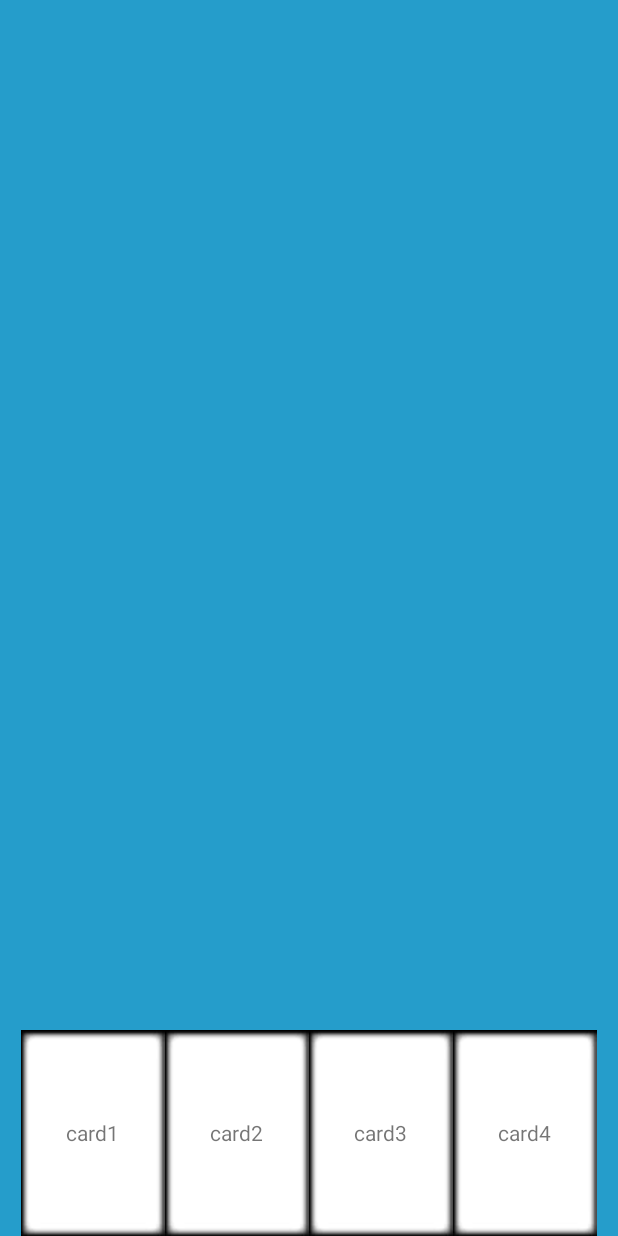
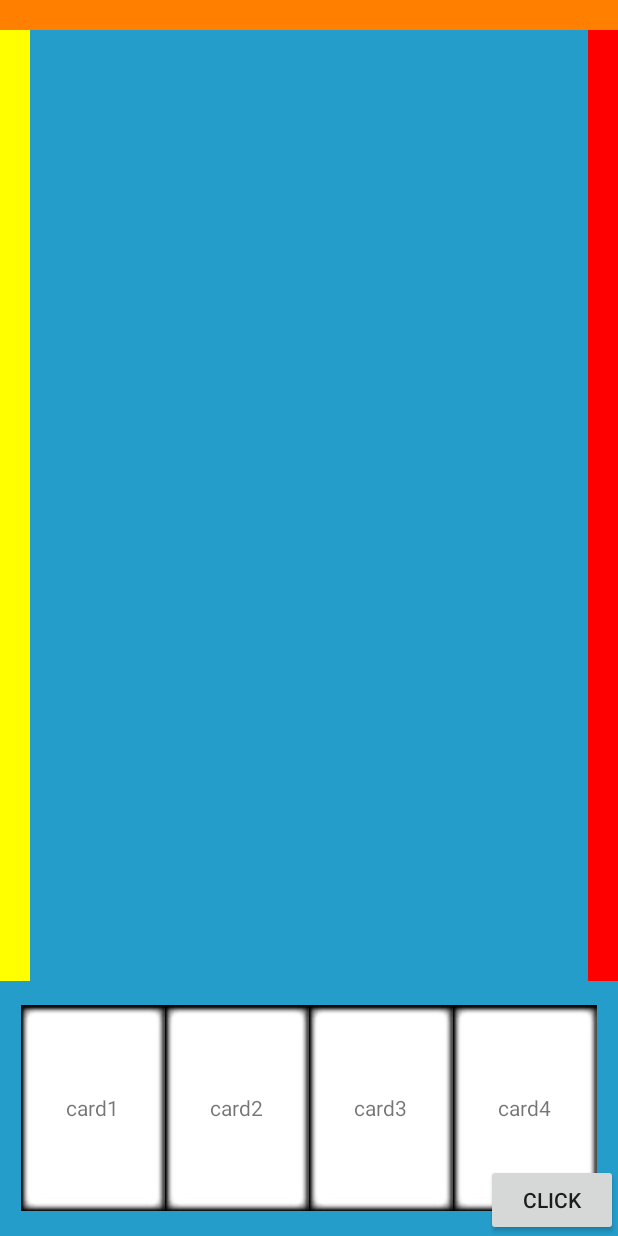
Before and after one commit to lidorkahalani/FinalProject, an Android app: the GameScreen screen opened directly, with no data from a screen before it, on a phone screen of 412 x 824 dp. Run offline under Robolectric (Android 15) with nearby library versions, the light colour scheme and no system bars; 1 statement that could not run was skipped.

Commit message:
painCurrentPlayer bottomLayout left_layout top_layout right_layout

```diff
--- a/app/src/main/java/com/example/yosef/finalproject/GameScreen.java
+++ b/app/src/main/java/com/example/yosef/finalproject/GameScreen.java
@@ -1,10 +1,13 @@
 package com.example.yosef.finalproject;
 
 import android.content.Intent;
+import android.graphics.Color;
 import android.os.AsyncTask;
 import android.os.Bundle;
 import android.support.v7.app.AppCompatActivity;
 import android.text.Html;
+import android.view.View;
+import android.widget.RelativeLayout;
 import android.widget.TextView;
 import android.widget.Toast;
 
@@ -26,6 +29,15 @@
     private TextView card4;
     private Random randomGenerator;
 
+    private RelativeLayout bottomLayout;
+    private RelativeLayout left_layout;
+    private RelativeLayout top_layout;
+    private RelativeLayout right_layout;
+
+
+
+
+
     @Override
     protected void onCreate(Bundle savedInstanceState) {
         super.onCreate(savedInstanceState);
@@ -39,10 +51,16 @@
         card2 = (TextView) findViewById(R.id.card2);
         card3 = (TextView) findViewById(R.id.card3);
         card4 = (TextView) findViewById(R.id.card4);
+        bottomLayout = (RelativeLayout) findViewById(R.id.myPlayerBackground);
+        left_layout = (RelativeLayout) findViewById(R.id.myPlayerBackground);
+        top_layout = (RelativeLayout) findViewById(R.id.myPlayerBackground);
+        right_layout = (RelativeLayout) findViewById(R.id.myPlayerBackground);
+
+
+
 
 
     }
-
     public void giveCardEachPlayer() {
         //give each player 4 card from deck and remove it from the server not in client!
         for (int i = 0; i < 1; i++) {
@@ -138,6 +156,9 @@
 
         }
 
+
+
+
         protected void onPostExecute(Boolean result) {
             if (result) {
                 Toast.makeText(GameScreen.this, "the deck sucssfuly generate!!", Toast.LENGTH_SHORT).show();
@@ -146,5 +167,22 @@
             } else
                 Toast.makeText(GameScreen.this, "the deck not load !", Toast.LENGTH_SHORT).show();
         }
+
+
+        public class fucosCard{
+
+
+
+
+        }
+
+        public void painCurrentPlayer(View v){
+            v.setBackgroundColor(Color.GREEN);
+        }
+
+        public void onMyTurnEnd(){
+            bottomLayout.setBackgroundColor(Color.TRANSPARENT);
+        }
+
     }
 }
--- a/app/src/main/res/layout/activity_game_screen.xml
+++ b/app/src/main/res/layout/activity_game_screen.xml
@@ -6,56 +6,118 @@
     android:background="#259dcb"
     tools:context="com.example.yosef.finalproject.GameScreen">
 
-    <HorizontalScrollView
+    <FrameLayout
+        android:id="@+id/bottom_layout"
         android:layout_width="wrap_content"
         android:layout_height="wrap_content"
+        android:layout_alignParentBottom="true">
+
+        <RelativeLayout
+            android:id="@+id/myPlayerBackground"
+            android:layout_width="wrap_content"
+            android:layout_height="170dp"
+            android:layout_gravity="bottom"
+            android:background="@android:color/transparent">
+
+            <Button
+                android:id="@+id/Button"
+                android:layout_width="wrap_content"
+                android:layout_height="wrap_content"
+                android:layout_alignParentBottom="true"
+                android:layout_alignParentRight="true"
+                android:text="click"/>
+
+            <HorizontalScrollView
                 android:id="@+id/horizontalScrollView"
-        android:layout_alignParentBottom="true"
-        android:layout_centerHorizontal="true" >
+                android:layout_width="wrap_content"
+                android:layout_height="wrap_content"
+                android:layout_centerHorizontal="true"
+                android:layout_centerInParent="true"
+                android:layout_centerVertical="true">
+
 
                 <LinearLayout
-            android:orientation="horizontal"
+
                     android:layout_width="match_parent"
-            android:layout_height="match_parent"
-            android:layout_alignBottom="@+id/horizontalScrollView"
-            android:layout_centerHorizontal="true">
+                    android:layout_height="wrap_content"
+                    android:layout_centerVertical="true"
+                    android:layout_gravity="center_vertical"
+                    android:gravity="center"
+                    android:orientation="horizontal">
+
                     <TextView
+                        android:id="@+id/card1"
                         android:layout_width="wrap_content"
                         android:layout_height="wrap_content"
-                    android:id="@+id/card1"
+                        android:background="@drawable/card_bac"
+                        android:gravity="center"
                         android:text="card1"
-                    android:background="@drawable/card_bac"
-                    android:textDirection="rtl"
-                    android:gravity="center"
-                    />
+                        android:textDirection="rtl" />
+
                     <TextView
+                        android:id="@+id/card2"
                         android:layout_width="wrap_content"
                         android:layout_height="wrap_content"
-                    android:id="@+id/card2"
+                        android:background="@drawable/card_bac"
+                        android:gravity="center"
                         android:text="card2"
-                    android:background="@drawable/card_bac"
-                    android:textDirection="rtl"
-                    android:gravity="center"
-                    />
+                        android:textDirection="rtl" />
+
                     <TextView
+                        android:id="@+id/card3"
                         android:layout_width="wrap_content"
                         android:layout_height="wrap_content"
-                    android:id="@+id/card3"
+                        android:background="@drawable/card_bac"
+                        android:gravity="center"
                         android:text="card3"
-                    android:background="@drawable/card_bac"
-                    android:textDirection="rtl"
-                    android:gravity="center"
-                    />
+                        android:textDirection="rtl" />
+
                     <TextView
+                        android:id="@+id/card4"
                         android:layout_width="wrap_content"
                         android:layout_height="wrap_content"
-                    android:id="@+id/card4"
+                        android:background="@drawable/card_bac"
+                        android:gravity="center"
                         android:text="card4"
-                    android:background="@drawable/card_bac"
-                    android:textDirection="rtl"
-                    android:gravity="center"
-                    />
+                        android:textDirection="rtl" />
+
+
                 </LinearLayout>
+
             </HorizontalScrollView>
 
+
         </RelativeLayout>
+    </FrameLayout>
+
+    <RelativeLayout
+        android:id="@+id/right_layout"
+        android:layout_width="20dp"
+        android:layout_height="match_parent"
+        android:layout_alignParentRight="true"
+        android:background="@color/red"
+        android:layout_above="@+id/bottom_layout"
+        android:layout_below="@+id/top_layout">
+    </RelativeLayout>
+
+    <RelativeLayout
+        android:id="@+id/top_layout"
+        android:layout_width="match_parent"
+        android:layout_height="20dp"
+        android:layout_gravity="top"
+        android:background="@color/orange"
+        android:layout_alignParentTop="true">
+    </RelativeLayout>
+
+
+    <RelativeLayout
+        android:id="@+id/left_layout"
+        android:layout_width="20dp"
+        android:layout_height="match_parent"
+        android:background="@color/yellow"
+        android:layout_alignParentLeft="true"
+        android:layout_above="@+id/bottom_layout"
+        android:layout_below="@+id/top_layout">
+    </RelativeLayout>
+
+</RelativeLayout>
--- a/app/src/main/res/values/strings.xml
+++ b/app/src/main/res/values/strings.xml
@@ -24,7 +24,7 @@
     <string name="LOCALE_ENGLISH">en</string>
     <string name="CreateUser">Creat User</string>
     <string name="back">Back</string>
-    <string name="loading">Loading Componutes..</string>
+    <string name="loading">Loading Componutes...</string>
     <string name="yes">Yes</string>
     <string name="no">No</string>
     <string name="OpenRoom">Open Room</string>
@@ -33,8 +33,7 @@
     <string name="JoinToRoom">Join Room</string>
     <string name="EnterRoomName">Enter Room Name</string>
     <string name="Back">Back</string>
-    <string name="repassword">Re Password</string>
-
+    <string name="repassword">Re-Password</string>
 
 
 
```
Also changed, not shown: 10 other files. Lines whose indentation alone changed are shown as unchanged.
